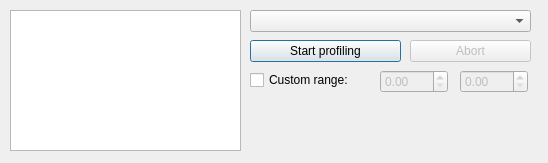
Above: src/gui/profiledialog.ui from CompEphys-team/rtdo before the change. Below: the same form after it.
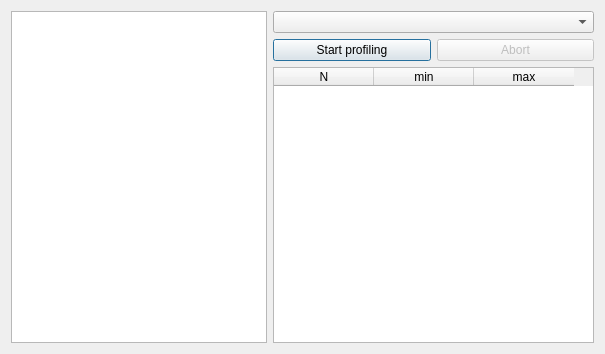
That is the form after the change.

Commit message: More versatile ProfileDialog, allows multivariate permutations

Patch:
```diff
--- a/src/gui/profiledialog.ui
+++ b/src/gui/profiledialog.ui
@@ -6,101 +6,76 @@
    <rect>
     <x>0</x>
     <y>0</y>
-    <width>548</width>
-    <height>163</height>
+    <width>605</width>
+    <height>354</height>
    </rect>
   </property>
   <property name="windowTitle">
    <string>Error profiler</string>
   </property>
+  <layout class="QGridLayout" name="gridLayout">
+   <item row="0" column="0" rowspan="3">
   <widget class="QListWidget" name="log">
-   <property name="geometry">
-    <rect>
-     <x>10</x>
-     <y>10</y>
-     <width>231</width>
-     <height>141</height>
-    </rect>
-   </property>
-  </widget>
+     <property name="sizePolicy">
+      <sizepolicy hsizetype="Minimum" vsizetype="Expanding">
+       <horstretch>0</horstretch>
+       <verstretch>0</verstretch>
+      </sizepolicy>
+     </property>
+    </widget>
+   </item>
+   <item row="0" column="1" colspan="2">
+    <widget class="QComboBox" name="cbSelection"/>
+   </item>
+   <item row="1" column="1">
   <widget class="QPushButton" name="btnStart">
-   <property name="geometry">
-    <rect>
-     <x>250</x>
-     <y>40</y>
-     <width>151</width>
-     <height>22</height>
-    </rect>
-   </property>
    <property name="text">
     <string>Start profiling</string>
    </property>
   </widget>
+   </item>
+   <item row="1" column="2">
   <widget class="QPushButton" name="btnAbort">
    <property name="enabled">
     <bool>false</bool>
    </property>
-   <property name="geometry">
-    <rect>
-     <x>410</x>
-     <y>40</y>
-     <width>121</width>
-     <height>22</height>
-    </rect>
-   </property>
    <property name="text">
     <string>Abort</string>
    </property>
   </widget>
-  <widget class="QComboBox" name="cbSelection">
-   <property name="geometry">
-    <rect>
-     <x>250</x>
-     <y>10</y>
-     <width>281</width>
-     <height>22</height>
-    </rect>
-   </property>
-  </widget>
-  <widget class="QCheckBox" name="xRange">
-   <property name="geometry">
-    <rect>
-     <x>250</x>
-     <y>70</y>
-     <width>111</width>
-     <height>20</height>
-    </rect>
-   </property>
+   </item>
+   <item row="2" column="1" colspan="2">
+    <widget class="QTableWidget" name="table">
+     <attribute name="verticalHeaderDefaultSectionSize">
+      <number>25</number>
+     </attribute>
+     <column>
+      <property name="text">
+       <string>N</string>
+      </property>
+      <property name="toolTip">
+       <string>Number of evaluations for this parameter</string>
+      </property>
+     </column>
+     <column>
    <property name="text">
-    <string>Custom range:</string>
-   </property>
-  </widget>
-  <widget class="QDoubleSpinBox" name="sbMin">
-   <property name="enabled">
-    <bool>false</bool>
-   </property>
-   <property name="geometry">
-    <rect>
-     <x>380</x>
-     <y>70</y>
-     <width>68</width>
-     <height>23</height>
-    </rect>
-   </property>
-  </widget>
-  <widget class="QDoubleSpinBox" name="sbMax">
-   <property name="enabled">
-    <bool>false</bool>
-   </property>
-   <property name="geometry">
-    <rect>
-     <x>460</x>
-     <y>70</y>
-     <width>68</width>
-     <height>23</height>
-    </rect>
-   </property>
-  </widget>
+       <string>min</string>
+      </property>
+      <property name="toolTip">
+       <string>Minimum value (or single value, if N=1)</string>
+      </property>
+     </column>
+     <column>
+      <property name="text">
+       <string>max</string>
+      </property>
+      <property name="toolTip">
+       <string>Maximum value</string>
+      </property>
+     </column>
+    </widget>
+   </item>
+  </layout>
  </widget>
  <resources/>
  <connections/>
```
Lines whose indentation alone changed are shown as unchanged. The commit also changes 2 other files.
